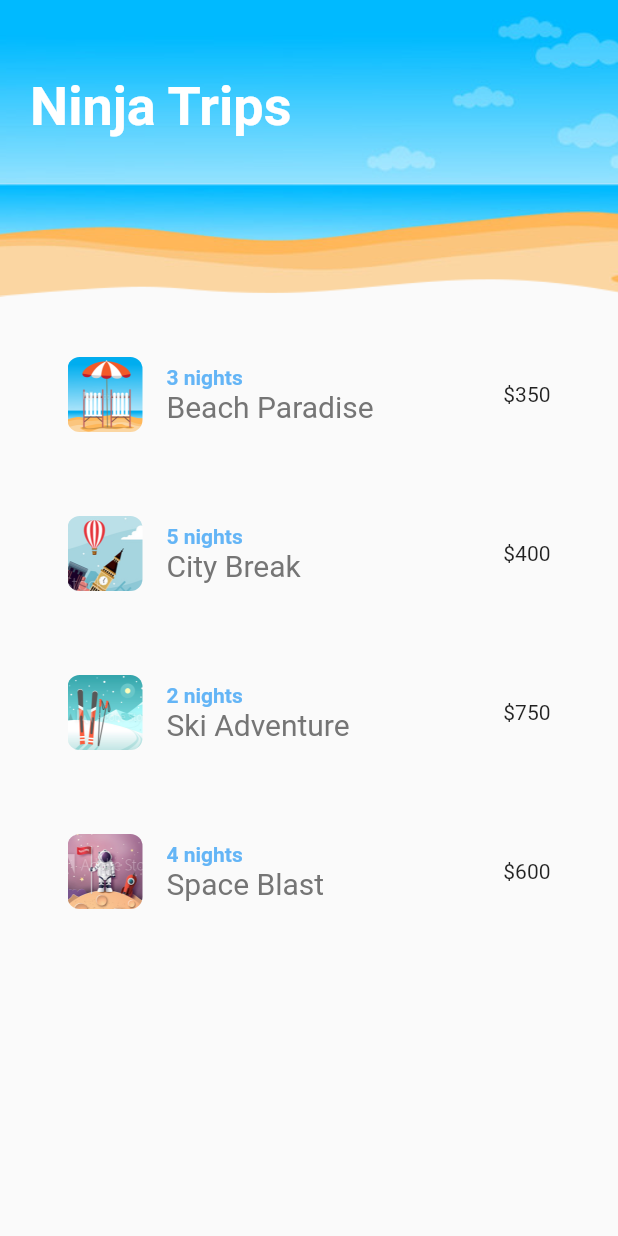
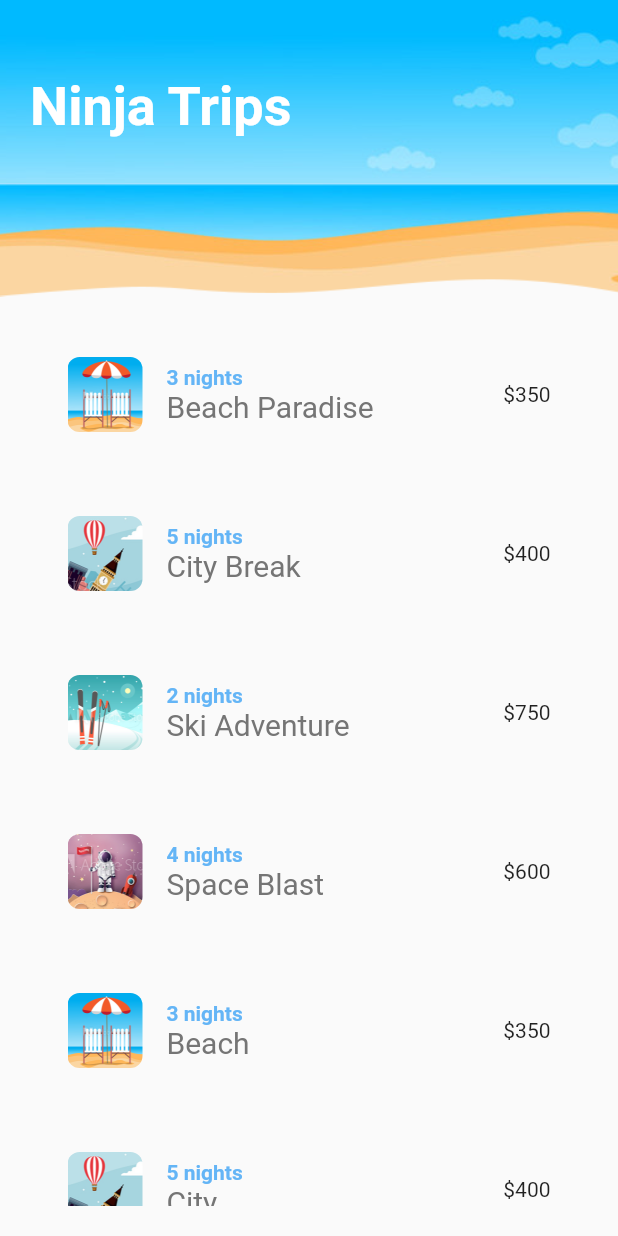
Before and after one commit to jbjason/animations_anatomy, a Flutter app: the screen it shows after launch, on a phone screen of 412 x 824 dp. Run offline on Flutter 3.47's test engine with Material 2 defaults, Android fonts, the phone set to English and light mode, and no system bars.

Commit message:
Update trip_list.dart

```diff
--- a/lib/widgets/home_widgets/trip_list.dart
+++ b/lib/widgets/home_widgets/trip_list.dart
@@ -29,6 +29,10 @@ class _TripListState extends State<TripList> {
           title: 'Ski Adventure', price: '750', nights: '2', img: 'ski.png'),
       const Trip(
           title: 'Space Blast', price: '600', nights: '4', img: 'space.png'),
+      const Trip(title: 'Beach', price: '350', nights: '3', img: 'beach.png'),
+      const Trip(title: 'City', price: '400', nights: '5', img: 'city.png'),
+      const Trip(title: 'Ski', price: '750', nights: '2', img: 'ski.png'),
+      const Trip(title: 'Space', price: '600', nights: '4', img: 'space.png'),
     ];
 
     for (var trip in _trips) {
```
